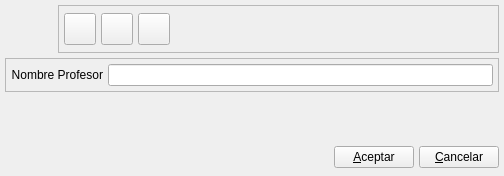
Old version of the form bulmages/bulmafact/plugins/pluginprofesor/profesorbase.ui in the repository eboladev/Bulmages-1.
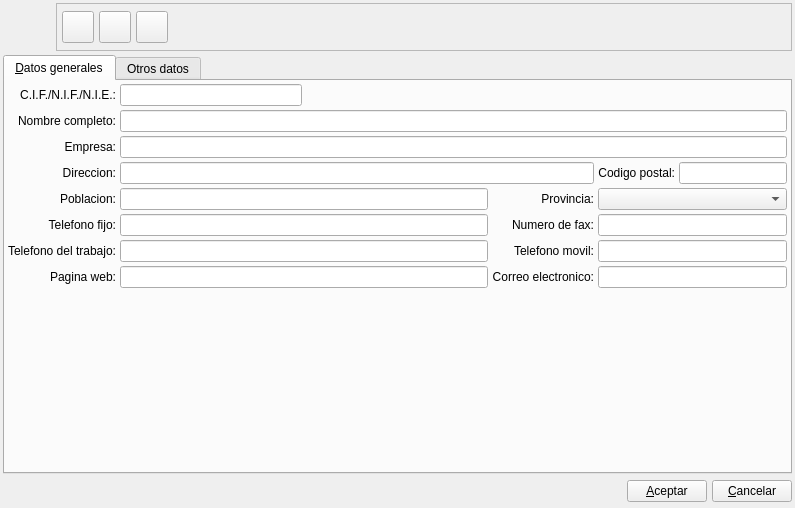
New version of the form. Icons and pictures are not drawn. Custom widgets are drawn as their Qt base class.

```diff
--- a/bulmages/bulmafact/plugins/pluginprofesor/profesorbase.ui
+++ b/bulmages/bulmafact/plugins/pluginprofesor/profesorbase.ui
@@ -6,8 +6,8 @@
    <rect>
     <x>0</x>
     <y>0</y>
-    <width>504</width>
-    <height>176</height>
+    <width>795</width>
+    <height>508</height>
    </rect>
   </property>
   <property name="minimumSize" >
@@ -23,14 +23,8 @@
    <iconset resource="gestionaula.qrc" >
     <normaloff>:/ImgGestionAula/icons/profesor.gif</normaloff>:/ImgGestionAula/icons/profesor.gif</iconset>
   </property>
-  <layout class="QGridLayout" >
-   <property name="margin" >
-    <number>5</number>
-   </property>
-   <property name="spacing" >
-    <number>5</number>
-   </property>
-   <item row="0" column="0" >
+  <layout class="QVBoxLayout" name="verticalLayout" >
+   <item>
     <layout class="QHBoxLayout" >
      <property name="spacing" >
       <number>5</number>
@@ -213,67 +207,435 @@
      </item>
     </layout>
    </item>
-   <item row="1" column="0" >
-    <widget class="QFrame" name="frame_2" >
-     <property name="frameShape" >
-      <enum>QFrame::StyledPanel</enum>
+   <item>
+    <widget class="QTabWidget" name="mui_tab" >
+     <property name="enabled" >
+      <bool>true</bool>
      </property>
-     <property name="frameShadow" >
-      <enum>QFrame::Raised</enum>
+     <property name="currentIndex" >
+      <number>0</number>
      </property>
-     <layout class="QGridLayout" >
-      <property name="margin" >
-       <number>5</number>
+     <widget class="QWidget" name="Tab1" >
+      <property name="geometry" >
+       <rect>
+        <x>0</x>
+        <y>0</y>
+        <width>773</width>
+        <height>352</height>
+       </rect>
       </property>
-      <property name="spacing" >
-       <number>5</number>
+      <attribute name="title" >
+       <string>&amp;Datos generales</string>
+      </attribute>
+      <layout class="QGridLayout" name="gridLayout" >
+       <item row="0" column="0" >
+        <widget class="QLabel" name="textLabel2_5" >
+         <property name="text" >
+          <string>C.I.F./N.I.F./N.I.E.:</string>
+         </property>
+         <property name="alignment" >
+          <set>Qt::AlignRight|Qt::AlignTrailing|Qt::AlignVCenter</set>
+         </property>
+         <property name="buddy" >
+          <cstring></cstring>
+         </property>
+        </widget>
+       </item>
+       <item row="0" column="1" >
+        <widget class="QLineEdit" name="mui_cifcliente" >
+         <property name="maxLength" >
+          <number>200</number>
+         </property>
+        </widget>
+       </item>
+       <item row="0" column="2" >
+        <spacer>
+         <property name="orientation" >
+          <enum>Qt::Horizontal</enum>
+         </property>
+         <property name="sizeHint" stdset="0" >
+          <size>
+           <width>40</width>
+           <height>20</height>
+          </size>
+         </property>
+        </spacer>
+       </item>
+       <item row="1" column="0" >
+        <widget class="QLabel" name="textLabel2_2" >
+         <property name="text" >
+          <string>Nombre completo:</string>
+         </property>
+         <property name="alignment" >
+          <set>Qt::AlignRight|Qt::AlignTrailing|Qt::AlignVCenter</set>
+         </property>
+         <property name="buddy" >
+          <cstring></cstring>
+         </property>
+        </widget>
+       </item>
+       <item row="1" column="1" colspan="5" >
+        <widget class="QLineEdit" name="mui_nombreprofesor" >
+         <property name="sizePolicy" >
+          <sizepolicy vsizetype="Preferred" hsizetype="Expanding" >
+           <horstretch>0</horstretch>
+           <verstretch>0</verstretch>
+          </sizepolicy>
+         </property>
+        </widget>
+       </item>
+       <item row="2" column="0" >
+        <widget class="QLabel" name="textLabel2_2_2" >
+         <property name="text" >
+          <string>Empresa:</string>
+         </property>
+         <property name="alignment" >
+          <set>Qt::AlignRight|Qt::AlignTrailing|Qt::AlignVCenter</set>
+         </property>
+         <property name="buddy" >
+          <cstring></cstring>
+         </property>
+        </widget>
+       </item>
+       <item row="2" column="1" colspan="5" >
+        <widget class="QLineEdit" name="mui_corpcliente" >
+         <property name="maxLength" >
+          <number>200</number>
+         </property>
+        </widget>
+       </item>
+       <item row="3" column="0" >
+        <widget class="QLabel" name="textLabel2_6" >
+         <property name="text" >
+          <string>Direccion:</string>
+         </property>
+         <property name="alignment" >
+          <set>Qt::AlignRight|Qt::AlignTrailing|Qt::AlignVCenter</set>
+         </property>
+         <property name="buddy" >
+          <cstring></cstring>
+         </property>
+        </widget>
+       </item>
+       <item row="3" column="1" colspan="3" >
+        <widget class="QLineEdit" name="mui_dircliente" >
+         <property name="maxLength" >
+          <number>100</number>
+         </property>
+        </widget>
+       </item>
+       <item row="3" column="4" >
+        <widget class="QLabel" name="textLabel2_7" >
+         <property name="sizePolicy" >
+          <sizepolicy vsizetype="Fixed" hsizetype="Fixed" >
+           <horstretch>0</horstretch>
+           <verstretch>0</verstretch>
+          </sizepolicy>
+         </property>
+         <property name="text" >
+          <string>Codigo postal:</string>
+         </property>
+         <property name="alignment" >
+          <set>Qt::AlignRight|Qt::AlignTrailing|Qt::AlignVCenter</set>
+         </property>
+         <property name="buddy" >
+          <cstring></cstring>
+         </property>
+        </widget>
+       </item>
+       <item row="3" column="5" >
+        <widget class="QLineEdit" name="mui_cpcliente" >
+         <property name="sizePolicy" >
+          <sizepolicy vsizetype="Fixed" hsizetype="Fixed" >
+           <horstretch>0</horstretch>
+           <verstretch>0</verstretch>
+          </sizepolicy>
+         </property>
+         <property name="maxLength" >
+          <number>10</number>
+         </property>
+        </widget>
+       </item>
+       <item row="4" column="0" >
+        <widget class="QLabel" name="textLabel2_9" >
+         <property name="text" >
+          <string>Poblacion:</string>
+         </property>
+         <property name="alignment" >
+          <set>Qt::AlignRight|Qt::AlignTrailing|Qt::AlignVCenter</set>
+         </property>
+         <property name="buddy" >
+          <cstring></cstring>
+         </property>
+        </widget>
+       </item>
+       <item row="4" column="1" colspan="2" >
+        <widget class="QLineEdit" name="mui_poblcliente" >
+         <property name="maxLength" >
+          <number>40</number>
+         </property>
+        </widget>
+       </item>
+       <item row="4" column="3" >
+        <widget class="QLabel" name="textLabel2_9_2" >
+         <property name="text" >
+          <string>Provincia:</string>
+         </property>
+         <property name="alignment" >
+          <set>Qt::AlignRight|Qt::AlignTrailing|Qt::AlignVCenter</set>
+         </property>
+        </widget>
+       </item>
+       <item row="4" column="4" colspan="2" >
+        <widget class="BusquedaProvincia" name="mui_idprovincia" />
+       </item>
+       <item row="5" column="0" >
+        <widget class="QLabel" name="textLabel2_8" >
+         <property name="text" >
+          <string>Telefono fijo:</string>
+         </property>
+         <property name="alignment" >
+          <set>Qt::AlignRight|Qt::AlignTrailing|Qt::AlignVCenter</set>
+         </property>
+         <property name="buddy" >
+          <cstring></cstring>
+         </property>
+        </widget>
+       </item>
+       <item row="5" column="1" colspan="2" >
+        <widget class="QLineEdit" name="mui_telcliente" >
+         <property name="maxLength" >
+          <number>20</number>
+         </property>
+        </widget>
+       </item>
+       <item row="5" column="3" >
+        <widget class="QLabel" name="textLabel2_8_4" >
+         <property name="text" >
+          <string>Numero de fax:</string>
+         </property>
+         <property name="alignment" >
+          <set>Qt::AlignRight|Qt::AlignTrailing|Qt::AlignVCenter</set>
+         </property>
+         <property name="buddy" >
+          <cstring></cstring>
+         </property>
+        </widget>
+       </item>
+       <item row="5" column="4" colspan="2" >
+        <widget class="QLineEdit" name="mui_faxcliente" >
+         <property name="maxLength" >
+          <number>20</number>
+         </property>
+        </widget>
+       </item>
+       <item row="6" column="0" >
+        <widget class="QLabel" name="textLabel2_11" >
+         <property name="text" >
+          <string>Telefono del trabajo:</string>
+         </property>
+         <property name="alignment" >
+          <set>Qt::AlignRight|Qt::AlignTrailing|Qt::AlignVCenter</set>
+         </property>
+         <property name="buddy" >
+          <cstring></cstring>
+         </property>
+        </widget>
+       </item>
+       <item row="6" column="1" colspan="2" >
+        <widget class="QLineEdit" name="mui_teltrabcliente" >
+         <property name="maxLength" >
+          <number>20</number>
+         </property>
+        </widget>
+       </item>
+       <item row="6" column="3" >
+        <widget class="QLabel" name="textLabel2_8_5" >
+         <property name="text" >
+          <string>Telefono movil:</string>
+         </property>
+         <property name="alignment" >
+          <set>Qt::AlignRight|Qt::AlignTrailing|Qt::AlignVCenter</set>
+         </property>
+         <property name="buddy" >
+          <cstring></cstring>
+         </property>
+        </widget>
+       </item>
+       <item row="6" column="4" colspan="2" >
+        <widget class="QLineEdit" name="mui_movilcliente" >
+         <property name="maxLength" >
+          <number>20</number>
+         </property>
+        </widget>
+       </item>
+       <item row="7" column="0" >
+        <widget class="QLabel" name="textLabel2_8_2" >
+         <property name="text" >
+          <string>Pagina web:</string>
+         </property>
+         <property name="alignment" >
+          <set>Qt::AlignRight|Qt::AlignTrailing|Qt::AlignVCenter</set>
+         </property>
+         <property name="buddy" >
+          <cstring></cstring>
+         </property>
+        </widget>
+       </item>
+       <item row="7" column="1" colspan="2" >
+        <widget class="QLineEdit" name="mui_urlcliente" >
+         <property name="maxLength" >
+          <number>150</number>
+         </property>
+        </widget>
+       </item>
+       <item row="7" column="3" >
+        <widget class="QLabel" name="textLabel2_8_3" >
+         <property name="text" >
+          <string>Correo electronico:</string>
+         </property>
+         <property name="alignment" >
+          <set>Qt::AlignRight|Qt::AlignTrailing|Qt::AlignVCenter</set>
+         </property>
+         <property name="buddy" >
+          <cstring></cstring>
+         </property>
+        </widget>
+       </item>
+       <item row="7" column="4" colspan="2" >
+        <widget class="QLineEdit" name="mui_mailcliente" >
+         <property name="maxLength" >
+          <number>100</number>
+         </property>
+        </widget>
+       </item>
+       <item row="8" column="1" >
+        <spacer>
+         <property name="orientation" >
+          <enum>Qt::Vertical</enum>
+         </property>
+         <property name="sizeHint" stdset="0" >
+          <size>
+           <width>20</width>
+           <height>40</height>
+          </size>
+         </property>
+        </spacer>
+       </item>
+      </layout>
+     </widget>
+     <widget class="QWidget" name="tabOtros" >
+      <property name="geometry" >
+       <rect>
+        <x>0</x>
+        <y>0</y>
+        <width>727</width>
+        <height>375</height>
+       </rect>
       </property>
-      <item row="0" column="0" >
-       <widget class="QLabel" name="textLabel1_2_2_3_2" >
-        <property name="sizePolicy" >
-         <sizepolicy vsizetype="Fixed" hsizetype="Preferred" >
-          <horstretch>0</horstretch>
-          <verstretch>0</verstretch>
-         </sizepolicy>
-        </property>
-        <property name="text" >
-         <string>Nombre Profesor</string>
-        </property>
-        <property name="alignment" >
-         <set>Qt::AlignRight|Qt::AlignTrailing|Qt::AlignVCenter</set>
-        </property>
-        <property name="buddy" >
-         <cstring>mui_nombreprofesor</cstring>
-        </property>
-       </widget>
-      </item>
-      <item row="0" column="1" >
-       <widget class="QLineEdit" name="mui_nombreprofesor" >
-        <property name="sizePolicy" >
-         <sizepolicy vsizetype="Preferred" hsizetype="Expanding" >
-          <horstretch>0</horstretch>
-          <verstretch>0</verstretch>
-         </sizepolicy>
-        </property>
-       </widget>
-      </item>
-     </layout>
+      <attribute name="title" >
+       <string>Otros datos</string>
+      </attribute>
+      <layout class="QGridLayout" name="_3" >
+       <property name="margin" >
+        <number>5</number>
+       </property>
+       <property name="spacing" >
+        <number>5</number>
+       </property>
+       <item row="0" column="0" colspan="3" >
+        <widget class="QFrame" name="m_frameplugin" >
+         <property name="frameShape" >
+          <enum>QFrame::StyledPanel</enum>
+         </property>
+         <property name="frameShadow" >
+          <enum>QFrame::Raised</enum>
+         </property>
+        </widget>
+       </item>
+       <item row="1" column="0" colspan="2" >
+        <widget class="QLabel" name="textLabel2_4_2_2" >
+         <property name="text" >
+          <string>Comentarios:</string>
+         </property>
+         <property name="buddy" >
+          <cstring></cstring>
+         </property>
+        </widget>
+       </item>
+       <item row="1" column="2" >
+        <widget class="QLabel" name="textLabel2_4_2" >
+         <property name="sizePolicy" >
+          <sizepolicy vsizetype="Fixed" hsizetype="Fixed" >
+           <horstretch>0</horstretch>
+           <verstretch>0</verstretch>
+          </sizepolicy>
+         </property>
+         <property name="maximumSize" >
+          <size>
+           <width>32766</width>
+           <height>32767</height>
+          </size>
+         </property>
+         <property name="text" >
+          <string>Datos de comercio electronico:</string>
+         </property>
+         <property name="buddy" >
+          <cstring></cstring>
+         </property>
+        </widget>
+       </item>
+       <item row="2" column="0" colspan="2" >
+        <widget class="QTextEdit" name="mui_comentcliente" >
+         <property name="sizePolicy" >
+          <sizepolicy vsizetype="Expanding" hsizetype="Expanding" >
+           <horstretch>0</horstretch>
+           <verstretch>0</verstretch>
+          </sizepolicy>
+         </property>
+         <property name="tabChangesFocus" >
+          <bool>true</bool>
+         </property>
+        </widget>
+       </item>
+       <item row="2" column="2" >
+        <widget class="QTextEdit" name="mui_ecommercedatacliente" >
+         <property name="sizePolicy" >
+          <sizepolicy vsizetype="Expanding" hsizetype="Expanding" >
+           <horstretch>0</horstretch>
+           <verstretch>0</verstretch>
+          </sizepolicy>
+         </property>
+         <property name="tabChangesFocus" >
+          <bool>true</bool>
+         </property>
+        </widget>
+       </item>
+       <item row="3" column="0" >
+        <widget class="QLabel" name="textLabel2_4_3" >
+         <property name="text" >
+          <string>Datos bancarios:</string>
+         </property>
+         <property name="buddy" >
+          <cstring></cstring>
+         </property>
+        </widget>
+       </item>
+       <item row="3" column="1" colspan="2" >
+        <widget class="BLBancoEdit" name="mui_bancocliente" >
+         <property name="sizePolicy" >
+          <sizepolicy vsizetype="Fixed" hsizetype="Expanding" >
+           <horstretch>0</horstretch>
+           <verstretch>0</verstretch>
+          </sizepolicy>
+         </property>
+        </widget>
+       </item>
+      </layout>
+     </widget>
     </widget>
    </item>
-   <item row="2" column="0" >
-    <spacer>
-     <property name="orientation" >
-      <enum>Qt::Vertical</enum>
-     </property>
-     <property name="sizeHint" stdset="0" >
-      <size>
-       <width>490</width>
-       <height>31</height>
-      </size>
-     </property>
-    </spacer>
-   </item>
-   <item row="3" column="0" >
+   <item>
     <layout class="QHBoxLayout" >
      <property name="spacing" >
       <number>5</number>
@@ -316,6 +678,18 @@
   </layout>
  </widget>
  <layoutdefault spacing="4" margin="3" />
+ <customwidgets>
+  <customwidget>
+   <class>BusquedaProvincia</class>
+   <extends>QComboBox</extends>
+   <header>busquedaprovincia.h</header>
+  </customwidget>
+  <customwidget>
+   <class>BLBancoEdit</class>
+   <extends>QLineEdit</extends>
+   <header>blbancoedit.h</header>
+  </customwidget>
+ </customwidgets>
  <resources>
   <include location="../../../bulmages.qrc" />
   <include location="gestionaula.qrc" />
```
